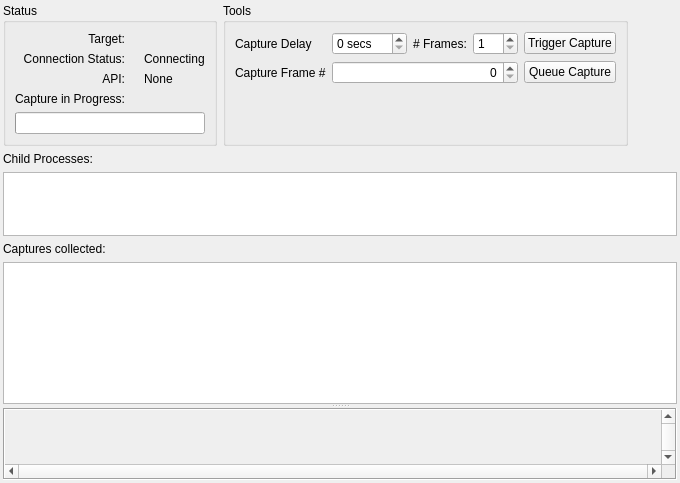
First picture: the form in qrenderdoc/Windows/Dialogs/LiveCapture.ui, repository baldurk/renderdoc, before the edit.
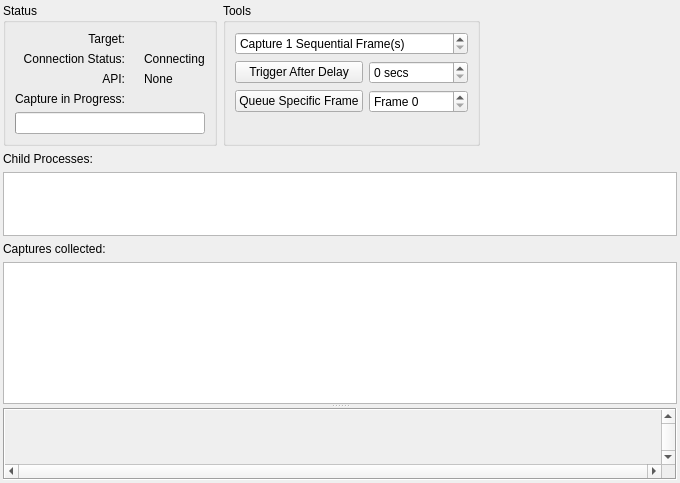
Second picture: the form after the edit. Icons and pictures are not drawn. Custom widgets are drawn as their Qt base class.

Commit message:
Allow queuing a sequence of frames both before capture, or while running
* We also make the frame counting consistent: Frame 0 is the frame from
  device initialisation to first present, Frame 1 is from first present
  to second, and so on after that.

Patch:
```diff
--- a/qrenderdoc/Windows/Dialogs/LiveCapture.ui
+++ b/qrenderdoc/Windows/Dialogs/LiveCapture.ui
@@ -177,27 +177,7 @@
          <string>Tools</string>
         </property>
         <layout class="QGridLayout" name="gridLayout_3">
-         <item row="1" column="2" colspan="3">
-          <widget class="QDoubleSpinBox" name="captureFrame">
-           <property name="alignment">
-            <set>Qt::AlignRight|Qt::AlignTrailing|Qt::AlignVCenter</set>
-           </property>
-           <property name="decimals">
-            <number>0</number>
-           </property>
-           <property name="maximum">
-            <double>10000.000000000000000</double>
-           </property>
-          </widget>
-         </item>
-         <item row="1" column="5">
-          <widget class="QPushButton" name="queueCap">
-           <property name="text">
-            <string>Queue Capture</string>
-           </property>
-          </widget>
-         </item>
-         <item row="0" column="2">
+         <item row="1" column="1">
           <widget class="QDoubleSpinBox" name="captureDelay">
            <property name="baseSize">
             <size>
@@ -219,7 +199,34 @@
            </property>
           </widget>
          </item>
-         <item row="0" column="4">
+         <item row="4" column="1">
+          <widget class="QDoubleSpinBox" name="captureFrame">
+           <property name="prefix">
+            <string>Frame </string>
+           </property>
+           <property name="decimals">
+            <number>0</number>
+           </property>
+           <property name="maximum">
+            <double>10000.000000000000000</double>
+           </property>
+          </widget>
+         </item>
+         <item row="1" column="0">
+          <widget class="QPushButton" name="triggerCapture">
+           <property name="text">
+            <string>Trigger After Delay</string>
+           </property>
+          </widget>
+         </item>
+         <item row="4" column="0">
+          <widget class="QPushButton" name="queueCap">
+           <property name="text">
+            <string>Queue Specific Frame</string>
+           </property>
+          </widget>
+         </item>
+         <item row="0" column="0" colspan="2">
           <widget class="QDoubleSpinBox" name="numFrames">
            <property name="minimumSize">
             <size>
@@ -227,6 +234,12 @@
              <height>0</height>
             </size>
            </property>
+           <property name="prefix">
+            <string>Capture </string>
+           </property>
+           <property name="suffix">
+            <string> Sequential Frame(s)</string>
+           </property>
            <property name="decimals">
             <number>0</number>
            </property>
@@ -236,43 +249,12 @@
            <property name="maximum">
             <double>4.000000000000000</double>
            </property>
-          </widget>
-         </item>
-         <item row="0" column="1">
-          <widget class="QLabel" name="capDelayLabel">
-           <property name="text">
-            <string>Capture Delay</string>
+           <property name="value">
+            <double>1.000000000000000</double>
            </property>
           </widget>
          </item>
-         <item row="0" column="3">
-          <widget class="QLabel" name="numFramesLabel">
-           <property name="sizePolicy">
-            <sizepolicy hsizetype="Preferred" vsizetype="Preferred">
-             <horstretch>0</horstretch>
-             <verstretch>0</verstretch>
-            </sizepolicy>
-           </property>
-           <property name="text">
-            <string># Frames:</string>
-           </property>
-          </widget>
-         </item>
-         <item row="0" column="5">
-          <widget class="QPushButton" name="triggerCapture">
-           <property name="text">
-            <string>Trigger Capture</string>
-           </property>
-          </widget>
-         </item>
-         <item row="1" column="1">
-          <widget class="QLabel" name="capFrameLabel">
-           <property name="text">
-            <string>Capture Frame #</string>
-           </property>
-          </widget>
-         </item>
-         <item row="2" column="2">
+         <item row="5" column="0">
           <spacer name="verticalSpacer">
            <property name="orientation">
             <enum>Qt::Vertical</enum>
```
The commit also changes 11 other files.
